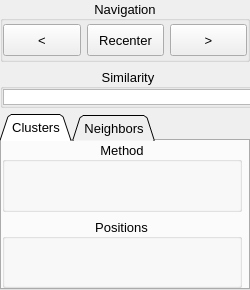
Qt form libs/gui-osg-qt/ACBrowserControlsCompleteDockWidgetQt.ui (MediaCycle/MediaCycle) before a commit.
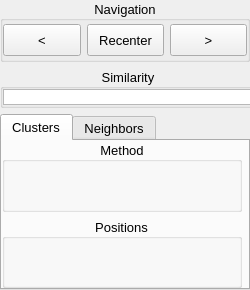
The same form after that commit.

Commit message: Choosing an active media for media document (in the media document dock) now correclty displays the available features for the active media (in the media config dock).

What changed in the file:
```diff
--- a/libs/gui-osg-qt/ACBrowserControlsCompleteDockWidgetQt.ui
+++ b/libs/gui-osg-qt/ACBrowserControlsCompleteDockWidgetQt.ui
@@ -300,11 +300,26 @@
        </size>
       </property>
       <property name="tabShape">
-       <enum>QTabWidget::Triangular</enum>
+       <enum>QTabWidget::Rounded</enum>
       </property>
       <property name="currentIndex">
        <number>0</number>
       </property>
+      <property name="elideMode">
+       <enum>Qt::ElideRight</enum>
+      </property>
+      <property name="usesScrollButtons">
+       <bool>true</bool>
+      </property>
+      <property name="documentMode">
+       <bool>false</bool>
+      </property>
+      <property name="tabsClosable">
+       <bool>false</bool>
+      </property>
+      <property name="movable">
+       <bool>false</bool>
+      </property>
       <widget class="QWidget" name="tabClusters">
        <property name="sizePolicy">
         <sizepolicy hsizetype="Fixed" vsizetype="MinimumExpanding">
```
The commit also changes 9 other files.
